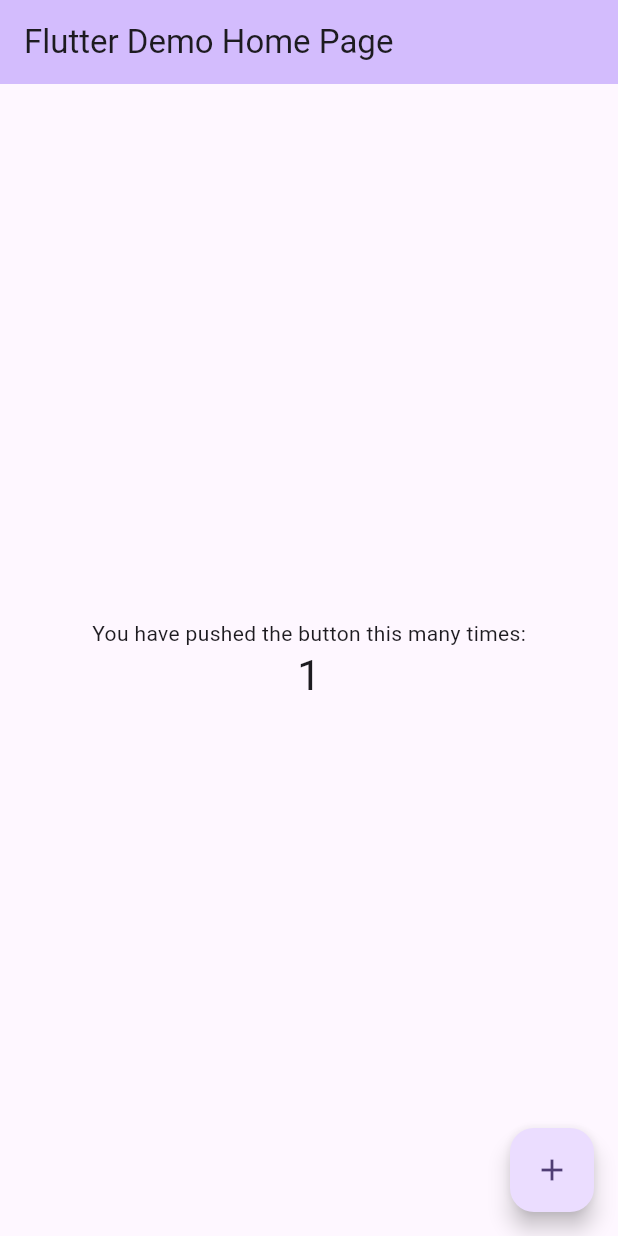
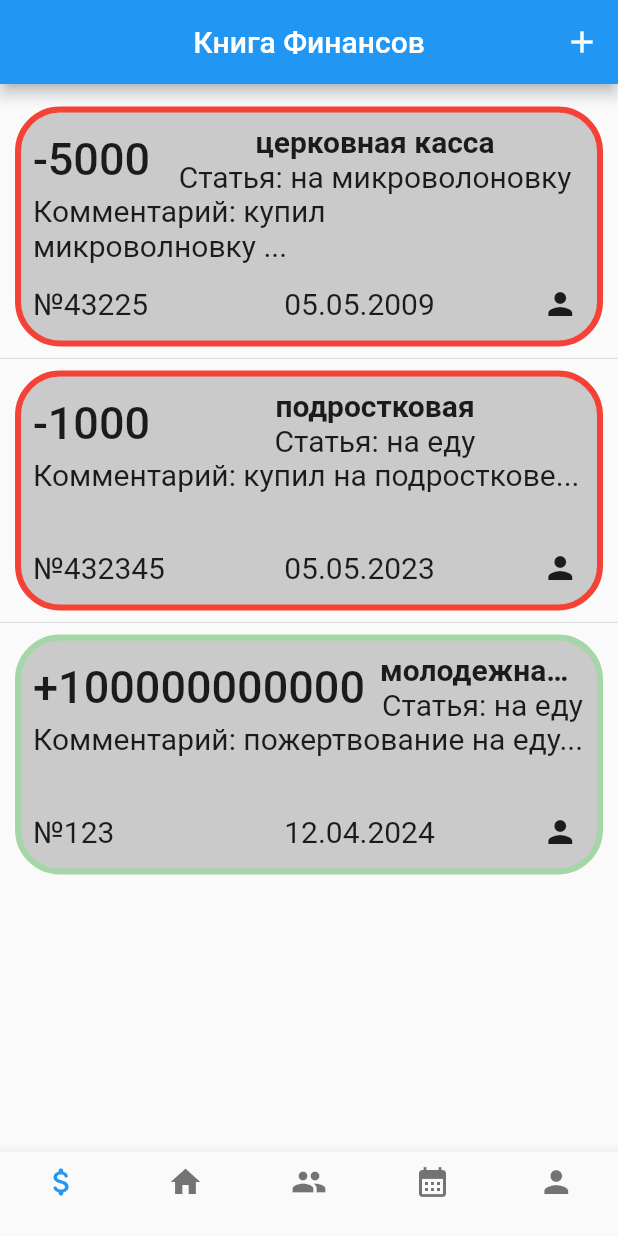
Before and after one commit to PavelBaptist/church_accounting, a Flutter app: the screen it shows after launch, after a tap on the "add" icon, on a phone screen of 412 x 824 dp. Run offline on Flutter 3.47's test engine with Material 2 defaults, Android fonts, the light colour scheme and no system bars.

Commit message:
feat: created finance book screen and bottom navigation

```diff
--- /dev/null
+++ b/lib/feature/presentation/pages/finance_book_screen.dart
@@ -0,0 +1,43 @@
+import 'package:church_accounting/feature/presentation/widgets/finances_list_widget.dart';
+import 'package:flutter/material.dart';
+
+class FinanceBookPage extends StatelessWidget {
+  final List<FinancesList> listFinances = [
+    const FinancesList(
+        isComing: false,
+        money: 5000,
+        cashRegisterName: "церковная касса",
+        article: "на микроволоновку",
+        comment: "купил микроволновку ...",
+        number: 43225,
+        date: "05.05.2009"),
+    const FinancesList(
+        isComing: false,
+        money: 1000,
+        cashRegisterName: "подростковая",
+        article: "на еду",
+        comment: "купил на подросткове...",
+        number: 432345,
+        date: "05.05.2023"),
+    const FinancesList(
+        isComing: true,
+        money: 100000000000,
+        cashRegisterName: "молодежная касса",
+        article: "на еду",
+        comment: "пожертвование на еду...",
+        number: 123,
+        date: "12.04.2024"),
+  ];
+  FinanceBookPage({super.key});
+
+  @override
+  Widget build(BuildContext context) {
+    return ListView.separated(
+        padding: const EdgeInsets.only(top: 15),
+        itemBuilder: (context, index) {
+          return listFinances[index];
+        },
+        separatorBuilder: (context, index) => const Divider(),
+        itemCount: listFinances.length);
+  }
+}
--- /dev/null
+++ b/lib/feature/presentation/pages/main_screen.dart
@@ -0,0 +1,69 @@
+import 'package:church_accounting/feature/presentation/pages/finance_book_screen.dart';
+import 'package:church_accounting/feature/presentation/pages/settings_screen.dart';
+import 'package:flutter/material.dart';
+
+class MainPage extends StatefulWidget {
+  const MainPage({super.key});
+
+  @override
+  State<MainPage> createState() => _MainPageState();
+}
+
+class _MainPageState extends State<MainPage> {
+  var _currentIndex = 0;
+  final _pageController = PageController();
+
+  void onTapped(int index) {
+    _currentIndex = index;
+    _pageController.jumpToPage(index);
+    setState(() {});
+  }
+
+  @override
+  Widget build(BuildContext context) {
+    return Scaffold(
+      bottomNavigationBar: BottomNavigationBar(
+        type: BottomNavigationBarType.fixed,
+        currentIndex: _currentIndex,
+        items: const [
+          BottomNavigationBarItem(
+              icon: Icon(Icons.attach_money_rounded), label: ""),
+          BottomNavigationBarItem(icon: Icon(Icons.home), label: ""),
+          BottomNavigationBarItem(icon: Icon(Icons.people), label: ""),
+          BottomNavigationBarItem(icon: Icon(Icons.calendar_month), label: ""),
+          BottomNavigationBarItem(icon: Icon(Icons.person), label: ""),
+        ],
+        onTap: (index) {
+          onTapped(index);
+        },
+      ),
+      appBar: AppBar(
+        title: const Text("Книга Финансов"),
+        centerTitle: true,
+        actions: [
+          IconButton(
+            icon: const Icon(Icons.add),
+            color: Colors.white,
+            onPressed: () {},
+          ),
+        ],
+      ),
+      body: PageView(
+        controller: _pageController,
+        children: [
+          FinanceBookPage(),
+          Container(
+            color: Colors.red,
+          ),
+          Container(
+            color: Colors.green,
+          ),
+          Container(
+            color: Colors.blue,
+          ),
+          const SettingsPage()
+        ],
+      ),
+    );
+  }
+}
--- /dev/null
+++ b/lib/feature/presentation/pages/settings_screen.dart
@@ -0,0 +1,10 @@
+import 'package:flutter/material.dart';
+
+class SettingsPage extends StatelessWidget {
+  const SettingsPage({super.key});
+
+  @override
+  Widget build(BuildContext context) {
+    return const Placeholder();
+  }
+}
--- /dev/null
+++ b/lib/feature/presentation/widgets/finances_list_widget.dart
@@ -0,0 +1,113 @@
+import 'package:flutter/material.dart';
+
+class FinancesList extends StatelessWidget {
+  final int money;
+  final String cashRegisterName;
+  final String article;
+  final String comment;
+  final int number;
+  final String date;
+  final bool isComing;
+
+  const FinancesList(
+      {super.key,
+      required this.money,
+      required this.cashRegisterName,
+      required this.article,
+      required this.comment,
+      required this.number,
+      required this.date,
+      required this.isComing});
+
+  @override
+  Widget build(BuildContext context) {
+    return Padding(
+      padding: const EdgeInsets.symmetric(horizontal: 10),
+      child: Container(
+        decoration: BoxDecoration(
+            color: const Color.fromARGB(255, 203, 202, 202),
+            borderRadius: BorderRadius.circular(30),
+            border: Border.all(
+                color: isComing ? Colors.green.shade200 : Colors.red,
+                width: 4)),
+        height: 160,
+        child: Padding(
+          padding: const EdgeInsets.all(8.0),
+          child: Column(
+            crossAxisAlignment: CrossAxisAlignment.start,
+            children: <Widget>[
+              Row(
+                mainAxisAlignment: MainAxisAlignment.spaceBetween,
+                children: [
+                  Text(
+                    isComing ? "+$money" : "-$money",
+                    style: const TextStyle(
+                        overflow: TextOverflow.ellipsis,
+                        fontWeight: FontWeight.w500,
+                        fontSize: 30),
+                    maxLines: 2,
+                  ),
+                  const SizedBox(
+                    width: 10,
+                  ),
+                  Expanded(
+                    child: Column(
+                      children: [
+                        Text(
+                          cashRegisterName,
+                          style: const TextStyle(
+                              overflow: TextOverflow.ellipsis,
+                              fontWeight: FontWeight.w700,
+                              fontSize: 20),
+                        ),
+                        Text(
+                          "Cтатья: $article",
+                          style: const TextStyle(
+                              overflow: TextOverflow.ellipsis, fontSize: 20),
+                        ),
+                      ],
+                    ),
+                  ),
+                ],
+              ),
+              Expanded(
+                child: Text(
+                  "Комментарий: $comment",
+                  style: const TextStyle(fontSize: 20),
+                  maxLines: 2,
+                  overflow: TextOverflow.ellipsis,
+                ),
+              ),
+              Row(
+                mainAxisAlignment: MainAxisAlignment.spaceBetween,
+                children: [
+                  Expanded(
+                    child: Text(
+                      "№$number",
+                      style: const TextStyle(fontSize: 20),
+                      maxLines: 1,
+                      overflow: TextOverflow.ellipsis,
+                    ),
+                  ),
+                  Expanded(
+                    child: Text(
+                      date,
+                      style: const TextStyle(fontSize: 20),
+                      maxLines: 1,
+                      overflow: TextOverflow.ellipsis,
+                    ),
+                  ),
+                  const SizedBox(
+                    width: 33,
+                    height: 33,
+                    child: Icon(Icons.person),
+                  ),
+                ],
+              ),
+            ],
+          ),
+        ),
+      ),
+    );
+  }
+}
--- a/lib/main.dart
+++ b/lib/main.dart
@@ -1,125 +1,17 @@
+import 'package:church_accounting/feature/presentation/pages/main_screen.dart';
 import 'package:flutter/material.dart';
 
-void main() {
+void main(List<String> args) {
   runApp(const MyApp());
 }
 
 class MyApp extends StatelessWidget {
   const MyApp({super.key});
 
-  // This widget is the root of your application.
   @override
   Widget build(BuildContext context) {
-    return MaterialApp(
-      title: 'Flutter Demo',
-      theme: ThemeData(
-        // This is the theme of your application.
-        //
-        // TRY THIS: Try running your application with "flutter run". You'll see
-        // the application has a blue toolbar. Then, without quitting the app,
-        // try changing the seedColor in the colorScheme below to Colors.green
-        // and then invoke "hot reload" (save your changes or press the "hot
-        // reload" button in a Flutter-supported IDE, or press "r" if you used
-        // the command line to start the app).
-        //
-        // Notice that the counter didn't reset back to zero; the application
-        // state is not lost during the reload. To reset the state, use hot
-        // restart instead.
-        //
-        // This works for code too, not just values: Most code changes can be
-        // tested with just a hot reload.
-        colorScheme: ColorScheme.fromSeed(seedColor: Colors.deepPurple),
-        useMaterial3: true,
-      ),
-      home: const MyHomePage(title: 'Flutter Demo Home Page'),
+    return const MaterialApp(
+      home: MainPage(),
     );
   }
 }
-
-class MyHomePage extends StatefulWidget {
-  const MyHomePage({super.key, required this.title});
-
-  // This widget is the home page of your application. It is stateful, meaning
-  // that it has a State object (defined below) that contains fields that affect
-  // how it looks.
-
-  // This class is the configuration for the state. It holds the values (in this
-  // case the title) provided by the parent (in this case the App widget) and
-  // used by the build method of the State. Fields in a Widget subclass are
-  // always marked "final".
-
-  final String title;
-
-  @override
-  State<MyHomePage> createState() => _MyHomePageState();
-}
-
-class _MyHomePageState extends State<MyHomePage> {
-  int _counter = 0;
-
-  void _incrementCounter() {
-    setState(() {
-      // This call to setState tells the Flutter framework that something has
-      // changed in this State, which causes it to rerun the build method below
-      // so that the display can reflect the updated values. If we changed
-      // _counter without calling setState(), then the build method would not be
-      // called again, and so nothing would appear to happen.
-      _counter++;
-    });
-  }
-
-  @override
-  Widget build(BuildContext context) {
-    // This method is rerun every time setState is called, for instance as done
-    // by the _incrementCounter method above.
-    //
-    // The Flutter framework has been optimized to make rerunning build methods
-    // fast, so that you can just rebuild anything that needs updating rather
-    // than having to individually change instances of widgets.
-    return Scaffold(
-      appBar: AppBar(
-        // TRY THIS: Try changing the color here to a specific color (to
-        // Colors.amber, perhaps?) and trigger a hot reload to see the AppBar
-        // change color while the other colors stay the same.
-        backgroundColor: Theme.of(context).colorScheme.inversePrimary,
-        // Here we take the value from the MyHomePage object that was created by
-        // the App.build method, and use it to set our appbar title.
-        title: Text(widget.title),
-      ),
-      body: Center(
-        // Center is a layout widget. It takes a single child and positions it
-        // in the middle of the parent.
-        child: Column(
-          // Column is also a layout widget. It takes a list of children and
-          // arranges them vertically. By default, it sizes itself to fit its
-          // children horizontally, and tries to be as tall as its parent.
-          //
-          // Column has various properties to control how it sizes itself and
-          // how it positions its children. Here we use mainAxisAlignment to
-          // center the children vertically; the main axis here is the vertical
-          // axis because Columns are vertical (the cross axis would be
-          // horizontal).
-          //
-          // TRY THIS: Invoke "debug painting" (choose the "Toggle Debug Paint"
-          // action in the IDE, or press "p" in the console), to see the
-          // wireframe for each widget.
-          mainAxisAlignment: MainAxisAlignment.center,
-          children: <Widget>[
-            const Text(
-              'You have pushed the button this many times:',
-            ),
-            Text(
-              '$_counter',
-              style: Theme.of(context).textTheme.headlineMedium,
-            ),
-          ],
-        ),
-      ),
-      floatingActionButton: FloatingActionButton(
-        onPressed: _incrementCounter,
-        tooltip: 'Increment',
-        child: const Icon(Icons.add),
-      ), // This trailing comma makes auto-formatting nicer for build methods.
-    );
-  }
-}
```
